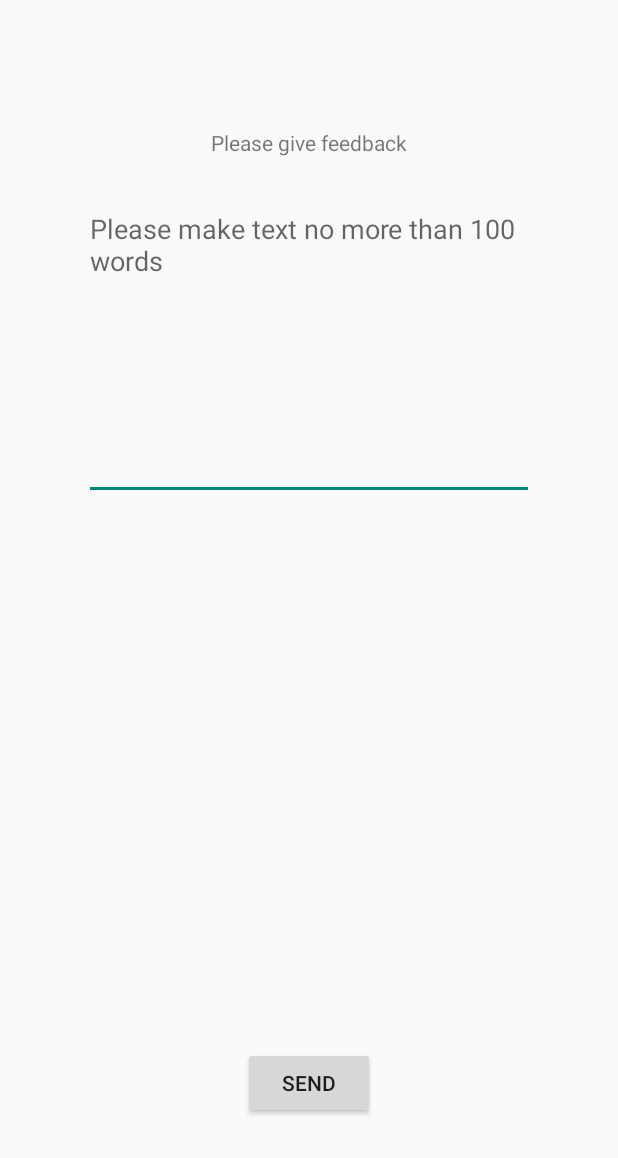
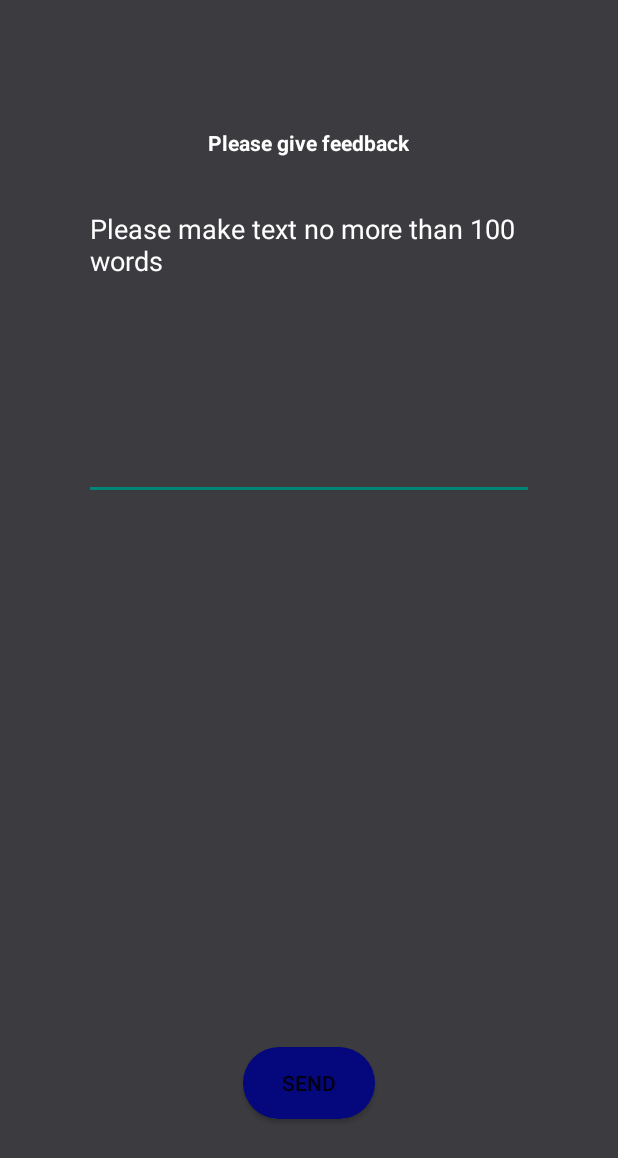
Before and after one commit to MarloweWhite/FanEngagementApp, an Android app: the layout activity_feedback.xml on its own in the app's theme, with its tools: preview values and no code run, on a phone screen of 412 x 824 dp. Shown: the top 1158 px of the screen. Run offline under Robolectric (Android 15) with nearby library versions, the phone set to English and light mode, and no system bars.

Commit message:
Added exit button on status for logging in incase of error in email or password etc, changed destination of backpresses on pages and changed buttons on maps

```diff
--- a/app/src/main/java/com/example/marlowe/roarsports/ActivityChangeEmail.java
+++ b/app/src/main/java/com/example/marlowe/roarsports/ActivityChangeEmail.java
@@ -55,7 +55,7 @@ public class ActivityChangeEmail extends AppCompatActivity{
                 //To remove the error on changing the email after registartion would have to be done by changing
                 //the shared preference used however changing the email after on login would be unable to be done
 
-                //retrieves details from db
+                //retrieves details
                 SharedPreferences sharedPreferences = getSharedPreferences("MySharedPreference", Context.MODE_PRIVATE);
                 String names = sharedPreferences.getString(NAME, "");
                 String passwords = sharedPreferences.getString(PASSWORD, "");
--- a/app/src/main/java/com/example/marlowe/roarsports/ActivityStatusEdit.java
+++ b/app/src/main/java/com/example/marlowe/roarsports/ActivityStatusEdit.java
@@ -120,8 +120,6 @@ public class ActivityStatusEdit extends AppCompatActivity {
                     @Override
                     public void onClick(DialogInterface dialog, int id) {
 
-                        //  Intent intent = new Intent(ActivityStatus.this, null);
-                        //    startActivity(intent);
                         mMyDialog.dismiss(); // dismiss AlertDialog
                     }
                 });
@@ -132,6 +130,6 @@ public class ActivityStatusEdit extends AppCompatActivity {
 
     @Override
     public void onBackPressed() {
-        Toast.makeText(ActivityStatusEdit.this, "Not happening ", Toast.LENGTH_LONG).show();
+        Toast.makeText(ActivityStatusEdit.this, "Invalid ", Toast.LENGTH_LONG).show();
     }
 }
--- a/app/src/main/res/layout/activity_feedback.xml
+++ b/app/src/main/res/layout/activity_feedback.xml
@@ -3,7 +3,8 @@
     xmlns:android="http://schemas.android.com/apk/res/android"
     xmlns:app="http://schemas.android.com/apk/res-auto"
     android:layout_width="match_parent"
-    android:layout_height="match_parent">
+    android:layout_height="match_parent"
+    android:background="@color/black">
 
     <TextView
         android:id="@+id/tv_feedback"
@@ -12,7 +13,9 @@
         android:layout_alignParentTop="true"
         android:layout_centerHorizontal="true"
         android:layout_marginTop="85dp"
-        android:text="Please give feedback" />
+        android:text="Please give feedback"
+        android:textColor="@color/white"
+        android:textStyle="bold"/>
 
     <EditText
         android:id="@+id/feedback"
@@ -24,7 +27,8 @@
         android:ems="10"
         android:hint="Please make text no more than 100 words"
         android:inputType="textMultiLine"
-        android:gravity="start|top"/>
+        android:gravity="start|top"
+        android:textColorHint="@color/white"/>
 
     <Button
         android:id="@+id/sendFeedback"
@@ -33,5 +37,6 @@
         android:layout_alignParentBottom="true"
         android:layout_centerHorizontal="true"
         android:layout_marginBottom="78dp"
-        android:text="Send" />
+        android:text="Send"
+        android:background="@drawable/round_shape_button_blue"/>
 </RelativeLayout>
--- a/app/src/main/res/layout/activity_maps.xml
+++ b/app/src/main/res/layout/activity_maps.xml
@@ -58,8 +58,9 @@
         android:id="@+id/B_bars"
         android:layout_width="75dp"
         android:layout_height="wrap_content"
+        android:layout_alignParentStart="true"
         android:layout_below="@+id/TF_location"
-        android:layout_toEndOf="@+id/B_hopistals"
+        android:layout_marginStart="96dp"
         android:background="@color/red"
         android:onClick="onClick"
         android:text="Bars"
@@ -70,8 +71,9 @@
         android:id="@+id/B_restaurants"
         android:layout_width="wrap_content"
         android:layout_height="wrap_content"
+        android:layout_alignParentEnd="true"
         android:layout_below="@+id/TF_location"
-        android:layout_toEndOf="@+id/B_bars"
+        android:layout_marginEnd="97dp"
         android:background="@color/red"
         android:onClick="onClick"
         android:text="Restautants"
--- a/app/src/main/res/layout/activity_status.xml
+++ b/app/src/main/res/layout/activity_status.xml
@@ -42,5 +42,11 @@
         android:layout_height="wrap_content"
         android:text="Continue" />
 
+    <Button
+        android:id="@+id/btn_exit"
+        android:layout_width="match_parent"
+        android:layout_height="wrap_content"
+        android:text="Exit" />
+
 
 </LinearLayout>
```
Also changed, not shown: app/src/main/java/com/example/marlowe/roarsports/ActivityForgottenPassword.java (+7 -0 lines), app/src/main/java/com/example/marlowe/roarsports/ActivityStatus.java (+23 -3 lines), app/src/main/java/com/example/marlowe/roarsports/MapsActivity.java (+8 -0 lines).
